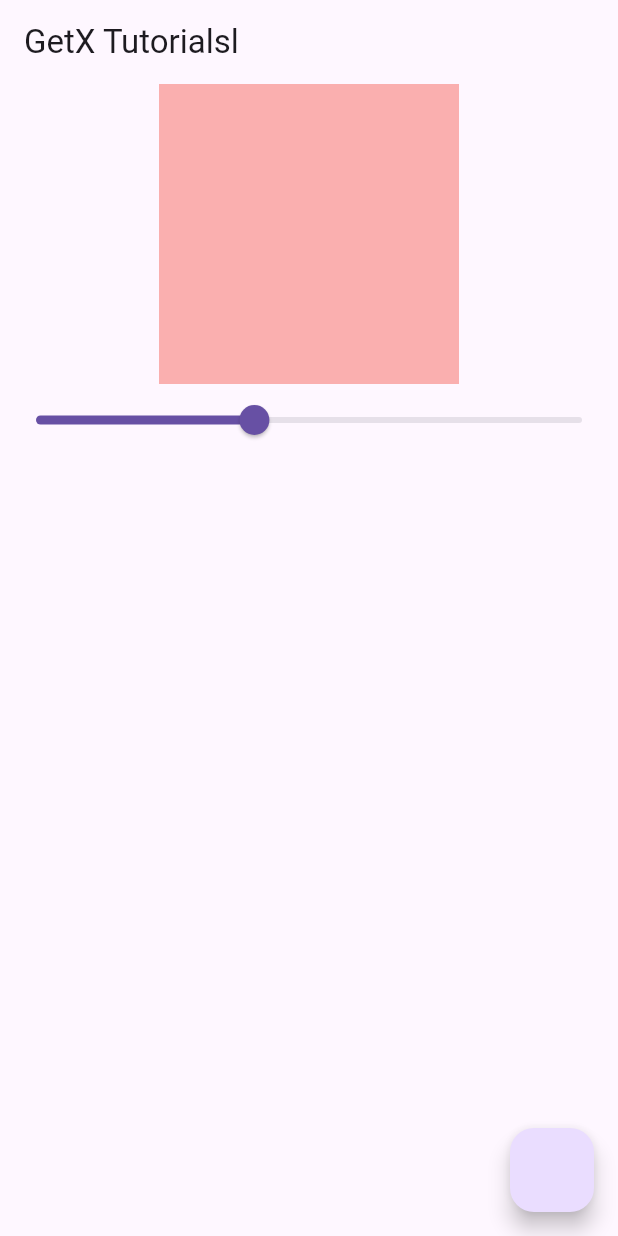
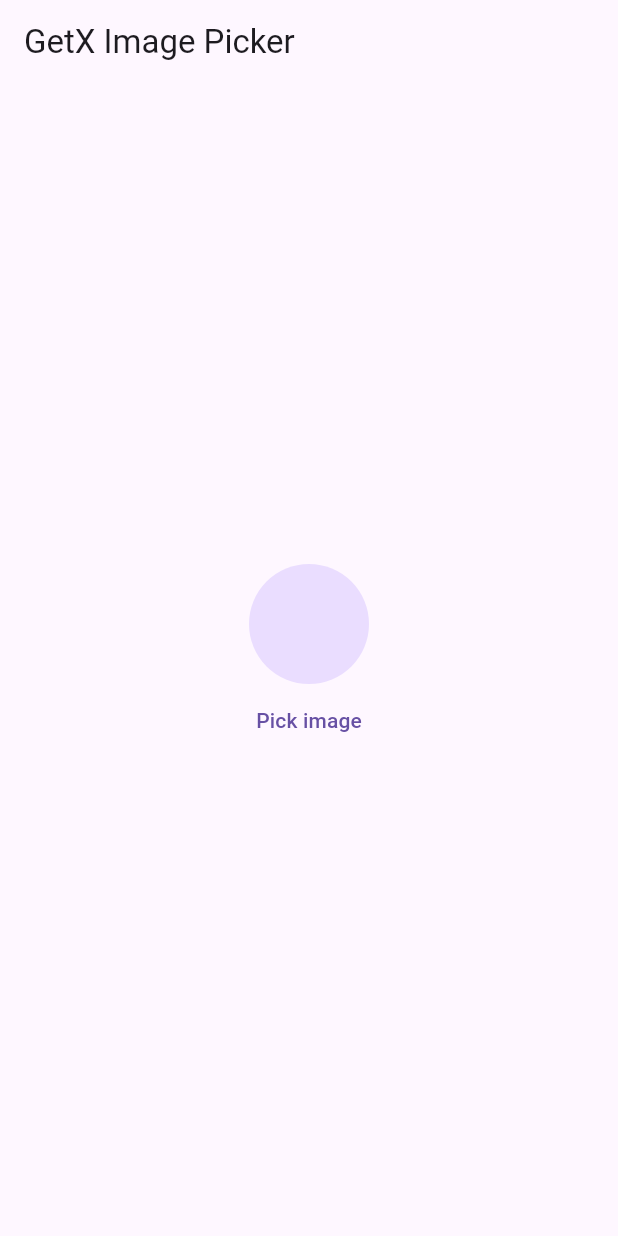
Before and after one commit to safaanwar1122/Flutter-GetX-State-Management, a Flutter app: the screen it shows after launch, on a phone screen of 412 x 824 dp. Run offline on Flutter 3.47's test engine with Material 2 defaults, Android fonts, the phone set to English and light mode, and no system bars; our stand-ins replace get, image_picker.

Commit message:
six commit

```diff
--- a/lib/home_screen.dart
+++ b/lib/home_screen.dart
@@ -2,8 +2,10 @@ import 'dart:async';
 
 import 'package:flutter/material.dart';
 import 'package:flutter_getx_playlist/counter_controller.dart';
+import 'package:flutter_getx_playlist/favourite_controller.dart';
 import 'package:flutter_getx_playlist/screen_one.dart';
 import 'package:flutter_getx_playlist/slider_example.dart';
+import 'package:flutter_getx_playlist/switch_example.dart';
 import 'package:get/get.dart';
 import 'package:get/get_core/src/get_main.dart';
 
@@ -15,9 +17,7 @@ class HomeScreen extends StatefulWidget {
 }
 
 class _HomeScreenState extends State<HomeScreen> {
-  //dependency injection
-  SliderExampleController sliderExampleController=Get.put(SliderExampleController());
-
+  FavouriteController controller = Get.put(FavouriteController());
 
   @override
   void initState() {
@@ -32,29 +32,32 @@ class _HomeScreenState extends State<HomeScreen> {
         appBar: AppBar(
           title: Text('GetX Tutorialsl'),
         ),
-      body:Column(
-        children: [
-          Obx(
-          ()=> Container(
-              height: 200,
-              width: 200,
-              color: Colors.red.withOpacity(sliderExampleController.opacit.value),
-
+        body: ListView.builder(
+            itemCount: controller.fruitList.length,
+            itemBuilder: (context, index) {
+              return Card(
+                  child: ListTile(
+                onTap: () {
+                  if (controller.tempFruitList
+                      .contains(controller.fruitList[index].toString())) {
+                    controller.removeFromFavourite(
+                        controller.fruitList[index].toString());
+                  } else {
+                    controller
+                        .addToFavourite(controller.fruitList[index].toString());
+                  }
+                },
+                title: Text(controller.fruitList[index].toString()),
+                trailing: Obx(
+                  () => Icon(
+                    Icons.favorite,
+                    color: controller.tempFruitList
+                            .contains(controller.fruitList[index].toString())
+                        ? Colors.red
+                        : Colors.white,
                   ),
                 ),
-          Obx(
-          ()=> Slider(value: sliderExampleController.opacit.value, onChanged: (value){
-            sliderExampleController.setOpacity(value);
-
-            }),
-          )
-        ],
-      ),
-      floatingActionButton: FloatingActionButton(
-        onPressed: () {
-
-        },
-      ),
-    );
+              ));
+            }));
   }
 }
--- /dev/null
+++ b/lib/image_picker_controller.dart
@@ -0,0 +1,22 @@
+
+
+
+import 'package:get/get.dart';
+import 'package:image_picker/image_picker.dart';
+
+class ImagePickerController extends GetxController{
+ RxString imagePath=''.obs;
+  Future getImage()async
+  {
+    final ImagePicker _picker=ImagePicker();
+    final image=await _picker.pickImage(source:ImageSource.camera);
+    //if wanna add image from gallery
+    //final image=await _picker.pickImage(source:ImageSource.gallery);
+    //
+
+    if(image!=null){
+      imagePath.value=image.path.toString();
+    }
+
+
+}}
--- /dev/null
+++ b/lib/image_picker_home.dart
@@ -0,0 +1,57 @@
+import 'dart:async';
+import 'dart:io';
+
+import 'package:flutter/material.dart';
+import 'package:flutter_getx_playlist/counter_controller.dart';
+import 'package:flutter_getx_playlist/favourite_controller.dart';
+import 'package:flutter_getx_playlist/screen_one.dart';
+import 'package:flutter_getx_playlist/slider_example.dart';
+import 'package:flutter_getx_playlist/switch_example.dart';
+import 'package:get/get.dart';
+import 'package:get/get_core/src/get_main.dart';
+
+import 'image_picker_controller.dart';
+
+class ImagePickerHome extends StatefulWidget {
+  const ImagePickerHome({Key? key}) : super(key: key);
+
+  @override
+  State<ImagePickerHome> createState() => _ImagePickerHomeState();
+}
+
+class _ImagePickerHomeState extends State<ImagePickerHome> {
+  ImagePickerController ccontroller = Get.put(ImagePickerController());
+  @override
+  void initState() {
+    // TODO: implement initState
+    super.initState();
+  }
+
+  @override
+  Widget build(BuildContext context) {
+    print('rebuild');
+    return Scaffold(
+      appBar: AppBar(
+        title: Text('GetX Image Picker'),
+      ),
+      body: Obx(() {
+        return Column(
+          mainAxisAlignment: MainAxisAlignment.center,
+          crossAxisAlignment: CrossAxisAlignment.center,
+          children: [
+            Center(
+              child: CircleAvatar(
+                radius: 40,
+                  backgroundImage: ccontroller.imagePath.isNotEmpty
+                      ? FileImage(File(ccontroller.imagePath.toString()))
+                      : null),
+            ),
+            TextButton(onPressed: () {
+              ccontroller.getImage();
+            }, child: Text('Pick image')),
+          ],
+        );
+      }),
+    );
+  }
+}
--- a/lib/main.dart
+++ b/lib/main.dart
@@ -5,6 +5,7 @@ import 'package:flutter_getx_playlist/screen_two.dart';
 import 'package:get/get.dart';
 
 import 'home_screen.dart';
+import 'image_picker_home.dart';
 
 void main() {
   runApp(const MyApp());
@@ -27,7 +28,7 @@ class MyApp extends StatelessWidget {
        primarySwatch: Colors.blue,
         useMaterial3: true,
       ),
-      home: const HomeScreen(),
+      home: const ImagePickerHome(),
 
       // below lines are for routing
       // getPages: [
--- a/lib/slider_example.dart
+++ b/lib/slider_example.dart
@@ -5,6 +5,8 @@ import 'package:get/get.dart';
 class SliderExampleController extends GetxController{
   RxDouble opacit=.4.obs;
 
+
+
   setOpacity(   double value){
  opacit.value=value;
   }
--- a/pubspec.yaml
+++ b/pubspec.yaml
@@ -36,6 +36,7 @@ dependencies:
   # Use with the CupertinoIcons class for iOS style icons.
   cupertino_icons: ^1.0.2
   get: ^4.6.5
+  image_picker:
 
 
 dev_dependencies:
```
Also changed, not shown: lib/favourite_controller.dart (added, +15 -0 lines), lib/switch_example.dart (added, +11 -0 lines), pubspec.lock, 6 other files. Lines whose indentation alone changed are shown as unchanged.
